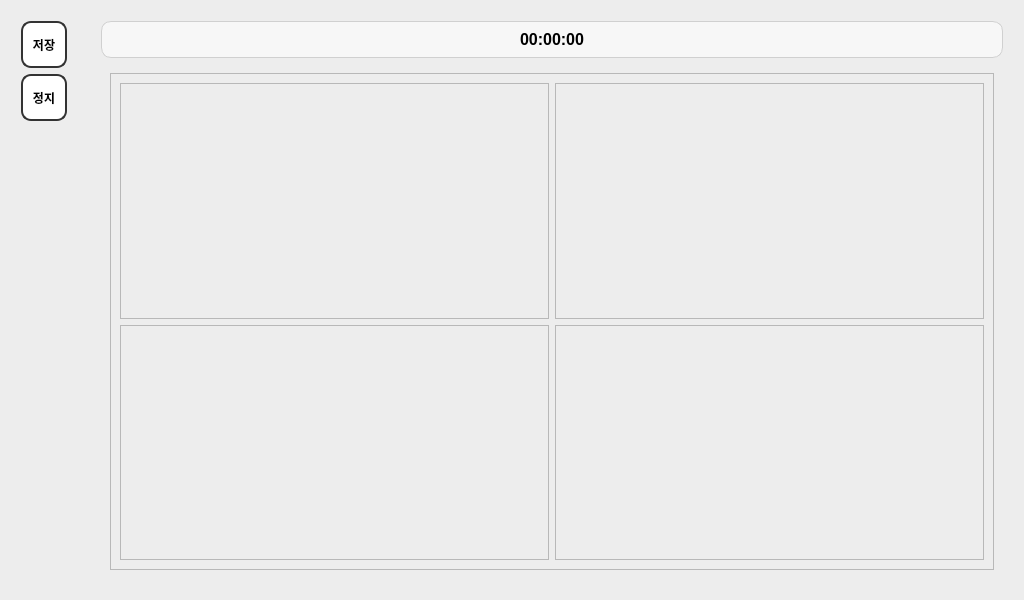
The window that MainView/mainview.ui (HYPER-MOB/2025ESWContest_mobility_6099) describes before a commit, drawn with Qt 5.
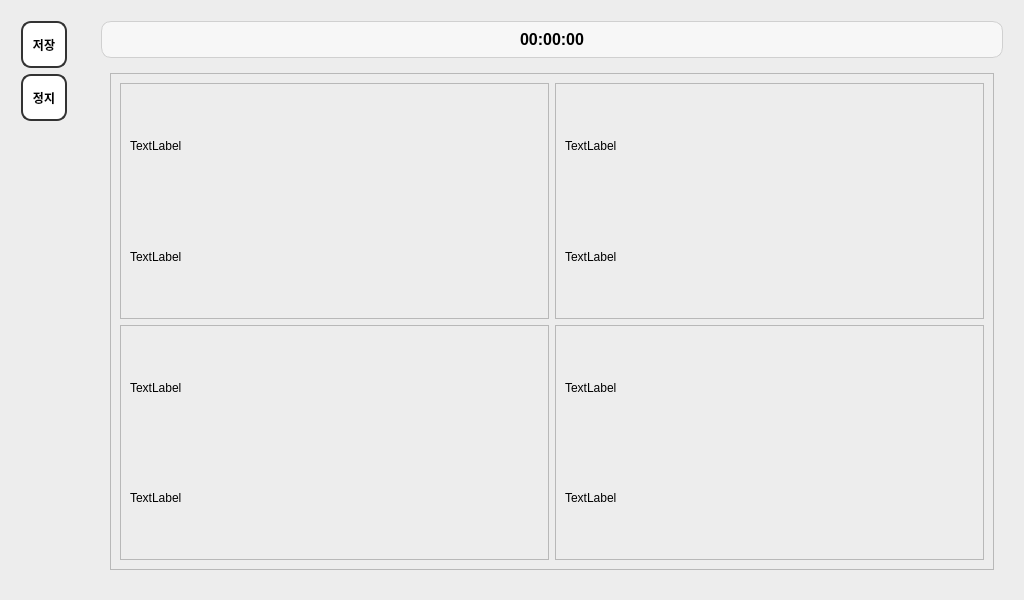
The same window after the commit. The open tabs and pages were chosen to show the change. Icons and pictures are not drawn.

Commit message:
[DCU] feat : Main View 대시보드에 데이터 표시
- 대시보드에서 현재 설정값 나오도록 설정

What changed in the file:
```diff
--- a/MainView/mainview.ui
+++ b/MainView/mainview.ui
@@ -232,6 +232,22 @@
                  <property name="frameShadow">
                   <enum>QFrame::Raised</enum>
                  </property>
+                 <layout class="QVBoxLayout" name="verticalLayout_2">
+                  <item>
+                   <widget class="QLabel" name="dashSideMirrorText">
+                    <property name="text">
+                     <string>TextLabel</string>
+                    </property>
+                   </widget>
+                  </item>
+                  <item>
+                   <widget class="QLabel" name="dashSideMirrorValue">
+                    <property name="text">
+                     <string>TextLabel</string>
+                    </property>
+                   </widget>
+                  </item>
+                 </layout>
                 </widget>
                </item>
                <item row="1" column="1">
@@ -242,6 +258,22 @@
                  <property name="frameShadow">
                   <enum>QFrame::Raised</enum>
                  </property>
+                 <layout class="QVBoxLayout" name="verticalLayout_15">
+                  <item>
+                   <widget class="QLabel" name="dashSeatTiltText">
+                    <property name="text">
+                     <string>TextLabel</string>
+                    </property>
+                   </widget>
+                  </item>
+                  <item>
+                   <widget class="QLabel" name="dashSeatTiltValue">
+                    <property name="text">
+                     <string>TextLabel</string>
+                    </property>
+                   </widget>
+                  </item>
+                 </layout>
                 </widget>
                </item>
                <item row="4" column="0">
@@ -252,6 +284,22 @@
                  <property name="frameShadow">
                   <enum>QFrame::Raised</enum>
                  </property>
+                 <layout class="QVBoxLayout" name="verticalLayout_14">
+                  <item>
+                   <widget class="QLabel" name="dashSeatFwdText">
+                    <property name="text">
+                     <string>TextLabel</string>
+                    </property>
+                   </widget>
+                  </item>
+                  <item>
+                   <widget class="QLabel" name="dashSeatFwdValue">
+                    <property name="text">
+                     <string>TextLabel</string>
+                    </property>
+                   </widget>
+                  </item>
+                 </layout>
                 </widget>
                </item>
                <item row="4" column="1">
@@ -262,6 +310,22 @@
                  <property name="frameShadow">
                   <enum>QFrame::Raised</enum>
                  </property>
+                 <layout class="QVBoxLayout" name="verticalLayout_16">
+                  <item>
+                   <widget class="QLabel" name="dashRoomMirrorText">
+                    <property name="text">
+                     <string>TextLabel</string>
+                    </property>
+                   </widget>
+                  </item>
+                  <item>
+                   <widget class="QLabel" name="dashRoomMirrorValue">
+                    <property name="text">
+                     <string>TextLabel</string>
+                    </property>
+                   </widget>
+                  </item>
+                 </layout>
                 </widget>
                </item>
               </layout>
```
Left out of the diff: 11 changed lines with no effect on the pictures. The commit also changes 2 other files.
